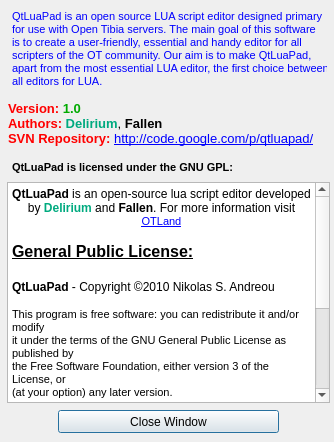
Qt form about.ui (Codeh4ck/QtLuaPad) before a commit.
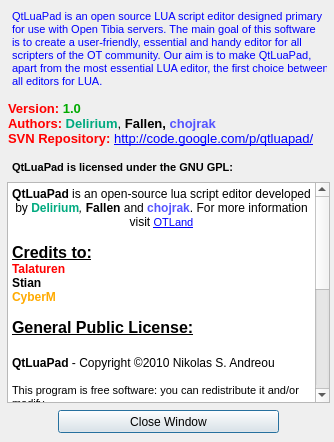
The same form after that commit.

Commit message: Updated Find Dialog to include a fully working replace/replace all function. Written a brief but fully working goto line function. Added chojrak to the developers list. Credits list included as well.

```diff
--- a/about.ui
+++ b/about.ui
@@ -56,8 +56,13 @@
 &lt;html&gt;&lt;head&gt;&lt;meta name=&quot;qrichtext&quot; content=&quot;1&quot; /&gt;&lt;style type=&quot;text/css&quot;&gt;
 p, li { white-space: pre-wrap; }
 &lt;/style&gt;&lt;/head&gt;&lt;body style=&quot; font-family:'MS Shell Dlg 2'; font-size:8.25pt; font-weight:400; font-style:normal;&quot;&gt;
-&lt;p align=&quot;center&quot; style=&quot; margin-top:0px; margin-bottom:0px; margin-left:0px; margin-right:0px; -qt-block-indent:0; text-indent:0px;&quot;&gt;&lt;span style=&quot; font-size:9pt; font-weight:600;&quot;&gt;QtLuaPad&lt;/span&gt;&lt;span style=&quot; font-size:9pt;&quot;&gt; is an open-source lua script editor developed by &lt;/span&gt;&lt;span style=&quot; font-size:9pt; font-weight:600; color:#00aa7f;&quot;&gt;Delirium&lt;/span&gt;&lt;span style=&quot; font-size:9pt;&quot;&gt; and &lt;/span&gt;&lt;span style=&quot; font-size:9pt; font-weight:600;&quot;&gt;Fallen&lt;/span&gt;&lt;span style=&quot; font-size:9pt;&quot;&gt;. For more information visit &lt;/span&gt;&lt;a href=&quot;http://otland.net/&quot;&gt;&lt;span style=&quot; font-size:8pt; text-decoration: underline; color:#0000ff;&quot;&gt;OTLand&lt;/span&gt;&lt;/a&gt;&lt;/p&gt;
+&lt;p align=&quot;center&quot; style=&quot; margin-top:0px; margin-bottom:0px; margin-left:0px; margin-right:0px; -qt-block-indent:0; text-indent:0px;&quot;&gt;&lt;span style=&quot; font-size:9pt; font-weight:600;&quot;&gt;QtLuaPad&lt;/span&gt;&lt;span style=&quot; font-size:9pt;&quot;&gt; is an open-source lua script editor developed by &lt;/span&gt;&lt;span style=&quot; font-size:9pt; font-weight:600; color:#00aa7f;&quot;&gt;Delirium&lt;/span&gt;&lt;span style=&quot; font-size:9pt; font-style:italic; color:#000000;&quot;&gt;,&lt;/span&gt;&lt;span style=&quot; font-size:9pt;&quot;&gt; &lt;/span&gt;&lt;span style=&quot; font-size:9pt; font-weight:600;&quot;&gt;Fallen &lt;/span&gt;&lt;span style=&quot; font-size:9pt;&quot;&gt;and&lt;/span&gt;&lt;span style=&quot; font-size:9pt; font-weight:600;&quot;&gt; &lt;/span&gt;&lt;span style=&quot; font-size:9pt; font-weight:600; color:#5555ff;&quot;&gt;chojrak&lt;/span&gt;&lt;span style=&quot; font-size:9pt;&quot;&gt;. For more information visit &lt;/span&gt;&lt;a href=&quot;http://otland.net/&quot;&gt;&lt;span style=&quot; font-size:8pt; text-decoration: underline; color:#0000ff;&quot;&gt;OTLand&lt;/span&gt;&lt;/a&gt;&lt;/p&gt;
 &lt;p align=&quot;center&quot; style=&quot;-qt-paragraph-type:empty; margin-top:0px; margin-bottom:0px; margin-left:0px; margin-right:0px; -qt-block-indent:0; text-indent:0px; font-size:9pt;&quot;&gt;&lt;/p&gt;
+&lt;p style=&quot; margin-top:0px; margin-bottom:0px; margin-left:0px; margin-right:0px; -qt-block-indent:0; text-indent:0px;&quot;&gt;&lt;span style=&quot; font-size:12pt; font-weight:600; text-decoration: underline;&quot;&gt;Credits to:&lt;/span&gt;&lt;/p&gt;
+&lt;p style=&quot; margin-top:0px; margin-bottom:0px; margin-left:0px; margin-right:0px; -qt-block-indent:0; text-indent:0px;&quot;&gt;&lt;span style=&quot; font-size:9pt; font-weight:600; color:#ff0000;&quot;&gt;Talaturen&lt;/span&gt;&lt;/p&gt;
+&lt;p style=&quot; margin-top:0px; margin-bottom:0px; margin-left:0px; margin-right:0px; -qt-block-indent:0; text-indent:0px;&quot;&gt;&lt;span style=&quot; font-size:9pt; font-weight:600;&quot;&gt;Stian&lt;/span&gt;&lt;/p&gt;
+&lt;p style=&quot; margin-top:0px; margin-bottom:0px; margin-left:0px; margin-right:0px; -qt-block-indent:0; text-indent:0px;&quot;&gt;&lt;span style=&quot; font-size:9pt; font-weight:600; color:#ffaa00;&quot;&gt;CyberM&lt;/span&gt;&lt;/p&gt;
+&lt;p style=&quot;-qt-paragraph-type:empty; margin-top:0px; margin-bottom:0px; margin-left:0px; margin-right:0px; -qt-block-indent:0; text-indent:0px; font-size:9pt;&quot;&gt;&lt;/p&gt;
 &lt;p style=&quot; margin-top:0px; margin-bottom:0px; margin-left:0px; margin-right:0px; -qt-block-indent:0; text-indent:0px;&quot;&gt;&lt;span style=&quot; font-size:12pt; font-weight:600; text-decoration: underline;&quot;&gt;General Public License:&lt;/span&gt;&lt;/p&gt;
 &lt;p style=&quot;-qt-paragraph-type:empty; margin-top:0px; margin-bottom:0px; margin-left:0px; margin-right:0px; -qt-block-indent:0; text-indent:0px; font-size:12pt;&quot;&gt;&lt;/p&gt;
 &lt;p style=&quot; margin-top:0px; margin-bottom:0px; margin-left:0px; margin-right:0px; -qt-block-indent:0; text-indent:0px;&quot;&gt;&lt;span style=&quot; font-size:9pt; font-weight:600;&quot;&gt;QtLuaPad&lt;/span&gt;&lt;span style=&quot; font-size:9pt;&quot;&gt; - Copyright ©2010 Nikolas S. Andreou&lt;/span&gt;&lt;/p&gt;
@@ -121,7 +126,7 @@
 p, li { white-space: pre-wrap; }
 &lt;/style&gt;&lt;/head&gt;&lt;body style=&quot; font-family:'MS Shell Dlg 2'; font-size:8.25pt; font-weight:400; font-style:normal;&quot;&gt;
 &lt;p style=&quot; margin-top:0px; margin-bottom:0px; margin-left:0px; margin-right:0px; -qt-block-indent:0; text-indent:0px;&quot;&gt;&lt;span style=&quot; font-size:10pt; font-weight:600; color:#ff0000;&quot;&gt;Version:&lt;/span&gt;&lt;span style=&quot; font-size:10pt;&quot;&gt; &lt;/span&gt;&lt;span style=&quot; font-size:10pt; font-weight:600; color:#00aa00;&quot;&gt;1.0&lt;/span&gt;&lt;/p&gt;
-&lt;p style=&quot; margin-top:0px; margin-bottom:0px; margin-left:0px; margin-right:0px; -qt-block-indent:0; text-indent:0px;&quot;&gt;&lt;span style=&quot; font-size:10pt; font-weight:600; color:#ff0000;&quot;&gt;Authors:&lt;/span&gt;&lt;span style=&quot; font-size:10pt;&quot;&gt; &lt;/span&gt;&lt;span style=&quot; font-size:10pt; font-weight:600; color:#00aa7f;&quot;&gt;Delirium&lt;/span&gt;&lt;span style=&quot; font-size:10pt;&quot;&gt;, &lt;/span&gt;&lt;span style=&quot; font-size:10pt; font-weight:600;&quot;&gt;Fallen&lt;/span&gt;&lt;/p&gt;
+&lt;p style=&quot; margin-top:0px; margin-bottom:0px; margin-left:0px; margin-right:0px; -qt-block-indent:0; text-indent:0px;&quot;&gt;&lt;span style=&quot; font-size:10pt; font-weight:600; color:#ff0000;&quot;&gt;Authors:&lt;/span&gt;&lt;span style=&quot; font-size:10pt;&quot;&gt; &lt;/span&gt;&lt;span style=&quot; font-size:10pt; font-weight:600; color:#00aa7f;&quot;&gt;Delirium&lt;/span&gt;&lt;span style=&quot; font-size:10pt;&quot;&gt;, &lt;/span&gt;&lt;span style=&quot; font-size:10pt; font-weight:600;&quot;&gt;Fallen, &lt;/span&gt;&lt;span style=&quot; font-size:10pt; font-weight:600; color:#5555ff;&quot;&gt;chojrak&lt;/span&gt;&lt;/p&gt;
 &lt;p style=&quot; margin-top:0px; margin-bottom:0px; margin-left:0px; margin-right:0px; -qt-block-indent:0; text-indent:0px;&quot;&gt;&lt;span style=&quot; font-size:10pt; font-weight:600; color:#ff0000;&quot;&gt;SVN Repository:&lt;/span&gt;&lt;span style=&quot; font-size:10pt;&quot;&gt; &lt;/span&gt;&lt;a href=&quot;http://code.google.com/p/qtluapad/&quot;&gt;&lt;span style=&quot; font-size:10pt; text-decoration: underline; color:#0000ff;&quot;&gt;http://code.google.com/p/qtluapad/&lt;/span&gt;&lt;/a&gt;&lt;/p&gt;&lt;/body&gt;&lt;/html&gt;</string>
    </property>
   </widget>
```
The commit also changes 7 other files.
